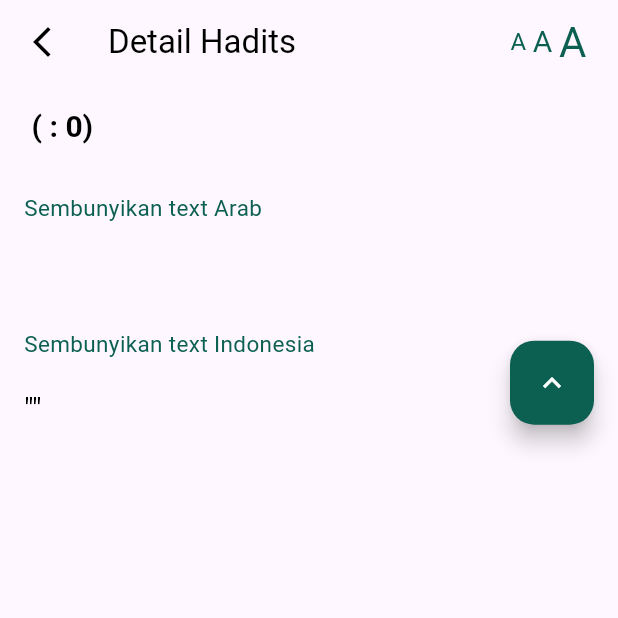
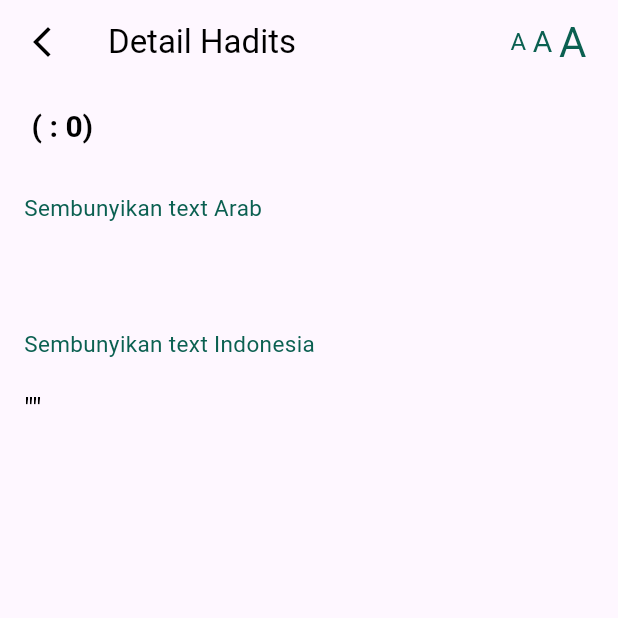
Before and after one commit to pandroe/haditsku, a Flutter app: the HadithDetailScreen screen opened directly with empty values, on a phone screen of 412 x 824 dp, the top half of it. Run offline on Flutter 3.47's test engine with Material 3 defaults, Android fonts, the phone set to English and light mode, and no system bars.

Commit message:
fix bug floatingactionbutton

```diff
--- a/lib/views/search_detail_screen/views/search_detail_screen.dart
+++ b/lib/views/search_detail_screen/views/search_detail_screen.dart
@@ -1,4 +1,5 @@
 import 'package:flutter/material.dart';
+import 'package:flutter/rendering.dart';
 import 'package:haditsku/models/hadits_model.dart';
 
 import '../../../utils/constant.dart';
@@ -22,11 +23,25 @@ class _HadithDetailScreenState extends State<HadithDetailScreen> {
   bool showArabicText = true;
   bool showIndonesianText = true;
   double currentFontSize = Constant.fontBig;
-  bool isAButtonFontPressedSemiReguler =
-      true; // Track the state of the 'A' button
-  bool isAButtonFontPressedBig = true; // Track the state of the 'A' button
-  bool isAButtonFontPressedExtraBig = true; // Track the state of the 'A' button
+  bool isAButtonFontPressedSemiReguler = true;
+  bool isAButtonFontPressedBig = true;
+  bool isAButtonFontPressedExtraBig = true;
   final ScrollController _scrollController = ScrollController();
+  bool _isVisible = false;
+
+  @override
+  void initState() {
+    super.initState();
+
+    // Set listener to detect scroll direction
+    _scrollController.addListener(() {
+      setState(() {
+        _isVisible = _scrollController.position.pixels != 0.0 &&
+            _scrollController.position.userScrollDirection ==
+                ScrollDirection.reverse;
+      });
+    });
+  }
 
   TextSpan _highlightText(String text, String? query, {bool bold = false}) {
     List<TextSpan> spans = [];
@@ -294,8 +309,14 @@ class _HadithDetailScreenState extends State<HadithDetailScreen> {
             ),
           ),
           Positioned(
-            bottom: 16.0,
-            right: 16.0, // Adjust the position as needed
+            bottom: 25.0,
+            right: 16.0,
+            child: AnimatedOpacity(
+              opacity: _isVisible ? 1.0 : 0.0,
+              duration: Duration(milliseconds: 500),
+              child: _isVisible
+                  ? SizedBox(
+                      height: constant.size.height * 0.050,
                       child: FloatingActionButton(
                         backgroundColor: Color(Constant.greenColorPrimary),
                         onPressed: () {
@@ -305,8 +326,13 @@ class _HadithDetailScreenState extends State<HadithDetailScreen> {
                             curve: Curves.easeInOut,
                           );
                         },
-              child: Icon(Icons.keyboard_arrow_up_outlined,
-                  color: Color(Constant.witheColorNetral)),
+                        child: Icon(
+                          Icons.keyboard_arrow_up_outlined,
+                          color: Color(Constant.witheColorNetral),
+                        ),
+                      ),
+                    )
+                  : SizedBox.shrink(),
             ),
           ),
         ],
```
Lines whose indentation alone changed are shown as unchanged.
